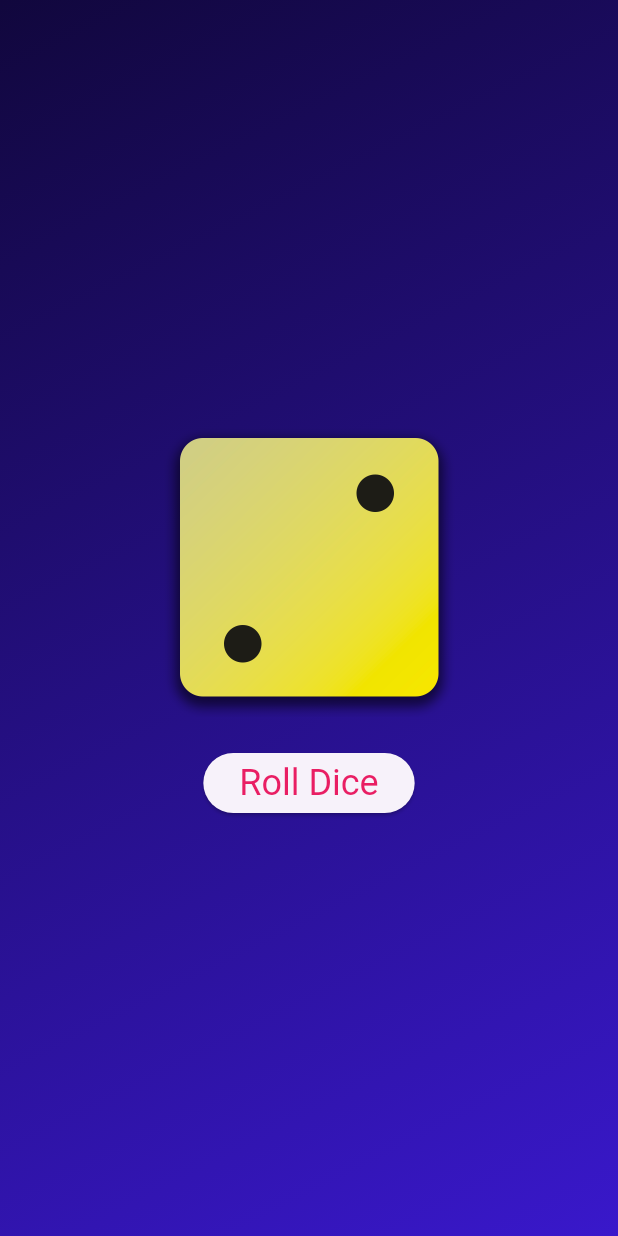
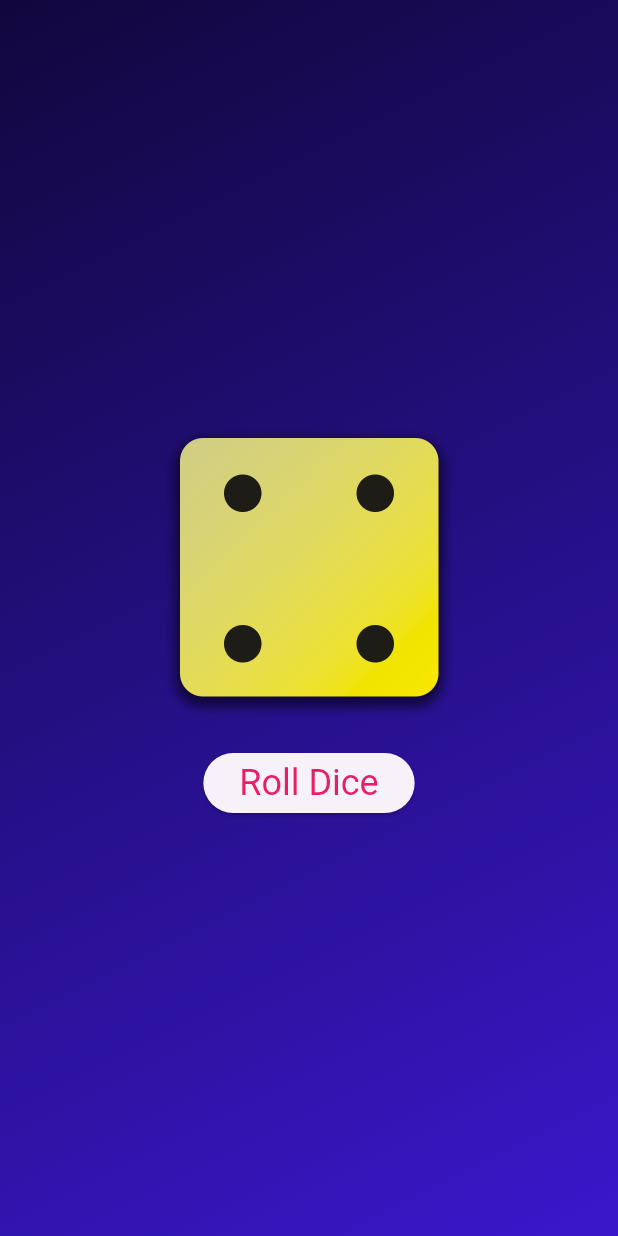
Before and after one commit to oBR1o/flutte_101, a Flutter app: the screen it shows after launch, after a tap on "Roll Dice", on a phone screen of 412 x 824 dp. Run offline on Flutter 3.47's test engine with Material 3 defaults, Android fonts, the phone set to English and light mode, and no system bars.

```diff
--- /dev/null
+++ b/lib/dice_roller.dart
@@ -0,0 +1,42 @@
+import 'package:flutter/material.dart';
+
+class DiceRoller extends StatefulWidget {
+  const DiceRoller({super.key});
+  @override
+  State<DiceRoller> createState() => _DiceRollerState();
+}
+
+class _DiceRollerState extends State<DiceRoller> {
+  var activeDiceImage = 'assets/images/dice-2.png';
+
+  void rollDice() {
+    setState(() {
+      activeDiceImage = 'assets/images/dice-4.png';
+    });
+  }
+
+  @override
+  Widget build(context) {
+    return Column(
+      mainAxisSize: MainAxisSize.min,
+      children: [
+        Image.asset(
+          activeDiceImage,
+          width: 200,
+        ),
+        const SizedBox(
+          height: 20,
+        ),
+        ElevatedButton(
+            onPressed: rollDice,
+            style: ElevatedButton.styleFrom(
+              foregroundColor: Colors.pink,
+              textStyle: const TextStyle(
+                fontSize: 24,
+              ),
+            ),
+            child: const Text('Roll Dice'))
+      ],
+    );
+  }
+}
--- a/lib/gradient_container.dart
+++ b/lib/gradient_container.dart
@@ -1,3 +1,4 @@
+import 'package:first_app/dice_roller.dart';
 import 'package:flutter/material.dart';
 
 const startAlignment =
@@ -18,8 +19,6 @@ class GradientContainer extends StatelessWidget {
   final Color colors1;
   final Color colors2;
 
-  void rollDice() {}
-
   @override
   Widget build(context) {
     return Container(
@@ -33,28 +32,8 @@ class GradientContainer extends StatelessWidget {
           end: endAlignment,
         ),
       ),
-      child: Center(
-        child: Column(
-          mainAxisSize: MainAxisSize.min,
-          children: [
-            Image.asset(
-              'assets/images/dice-2.png',
-              width: 200,
-            ),
-            const SizedBox(
-              height: 20,
-            ),
-            ElevatedButton(
-                onPressed: rollDice,
-                style: ElevatedButton.styleFrom(
-                  foregroundColor: Colors.pink,
-                  textStyle: const TextStyle(
-                    fontSize: 24,
-                  ),
-                ),
-                child: const Text('Roll Dice'))
-          ],
-        ),
+      child: const Center(
+        child: DiceRoller(),
       ),
     );
   }
--- a/pubspec.yaml
+++ b/pubspec.yaml
@@ -61,6 +61,7 @@ flutter:
   # To add assets to your application, add an assets section, like this:
   assets:
     - assets/images/dice-2.png
+    - assets/images/dice-4.png
 
   # An image asset can refer to one or more resolution-specific "variants", see
   # https://flutter.dev/assets-and-images/#resolution-aware
```
